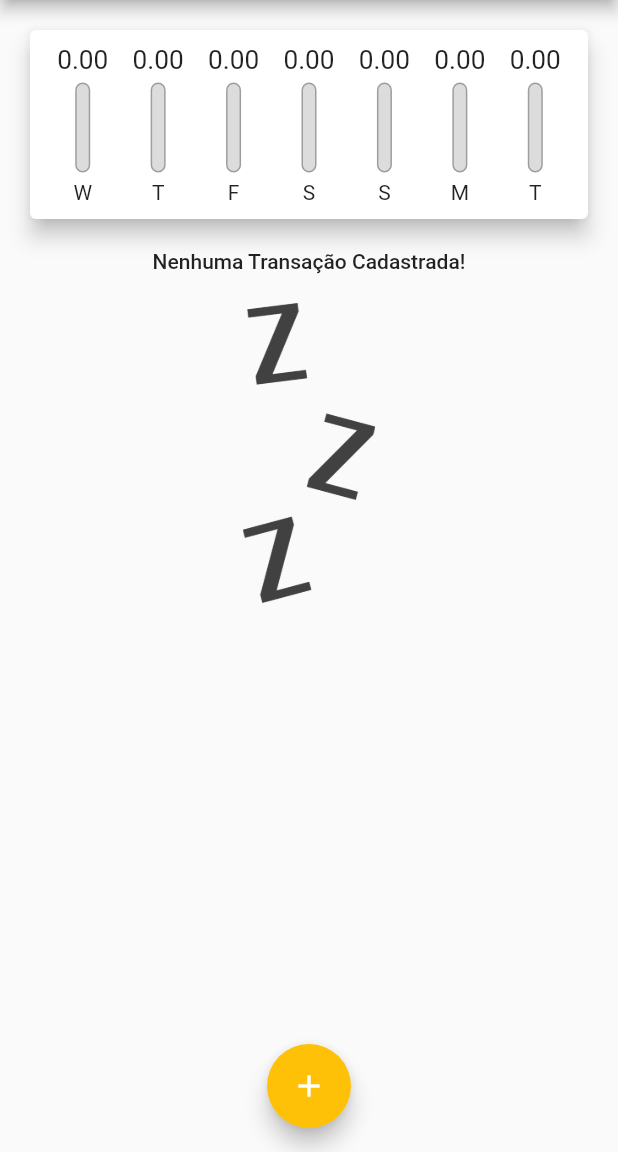
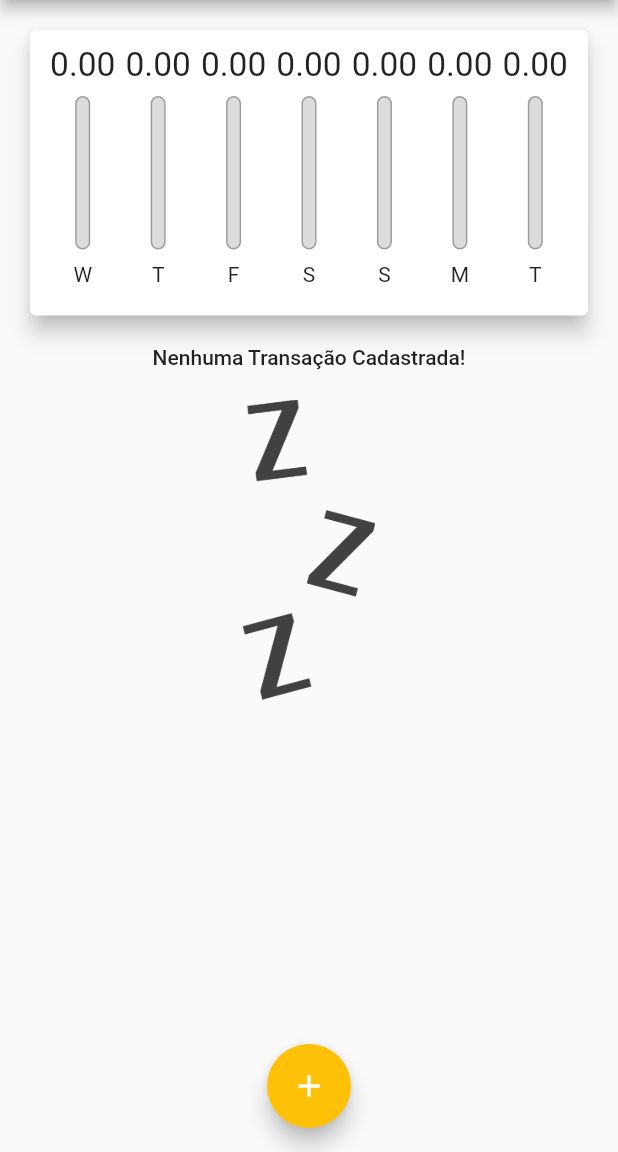
Before and after one commit to DevGabrielHN/secao4-flutter-cod3r, a Flutter app: the screen it shows after launch, on a phone screen of 412 x 824 dp, the part 84-1236 px from its top. Run offline on Flutter 3.47's test engine with Material 2 defaults, Android fonts, the phone set to English and light mode, and no system bars.

Commit message:
27/09/22

```diff
--- a/lib/components/chart_bar.dart
+++ b/lib/components/chart_bar.dart
@@ -13,16 +13,18 @@ class ChartBar extends StatelessWidget {
 
   @override
   Widget build(BuildContext context) {
+    return LayoutBuilder(
+      builder: (BuildContext context, BoxConstraints constraints) {
         return Column(
         children: [
           Container(
-          height: 20,
+            height: constraints.maxHeight * 0.15,
             child: FittedBox(
               child: Text('${value.toStringAsFixed(2)}'),),
           ),
-        SizedBox(height: 5,),
+          SizedBox(height:constraints.maxHeight * 0.05),
           Container(
-          height: 60,
+            height: constraints.maxHeight * 0.6,
             width: 10,
             child: Stack(
               alignment: Alignment.bottomCenter,
@@ -49,9 +51,14 @@ class ChartBar extends StatelessWidget {
               ],
             ),
           ),
-        SizedBox(height: 5,),
-        Text(label)
+          SizedBox(height:constraints.maxHeight * 0.05),
+          Container(
+            height: constraints.maxHeight * 0.15,
+            child: Text(label),),
         ],
+      );
+       },
+
     );
   }
 }
--- a/lib/components/transaction_list.dart
+++ b/lib/components/transaction_list.dart
@@ -10,9 +10,7 @@ class TransactionList extends StatelessWidget {
 
   @override
   Widget build(BuildContext context) {
-    return  Container(
-      height: 410,
-      child: transaction.isEmpty? Column(
+    return  transaction.isEmpty? Column(
       children: [
         Text('Nenhuma Transação Cadastrada!',
         style: Theme.of(context).textTheme.bodyLarge,
@@ -61,7 +59,6 @@ class TransactionList extends StatelessWidget {
           ),
         );
       },
-      ),
     );
   }
 }
--- a/lib/main.dart
+++ b/lib/main.dart
@@ -94,24 +94,38 @@ final List<Transaction> _transactions = [];
 
   @override
   Widget build(BuildContext context) {
-    return Scaffold(
-        appBar: AppBar(
-          title: Text('Despesas Pessoais'),
+
+    final appBar = AppBar(
+          title:
+          Text('Despesas Pessoais'),
           actions: <Widget> [
             IconButton(
               icon: Icon(Icons.add),
               onPressed: () => _openTransactionFormModal(context),
             ),
           ],
-        ),
+        );
+
+    final avaliableHeight = MediaQuery.of(context).size.height -
+     appBar.preferredSize.height - MediaQuery.of(context).padding.top;
+
+    return Scaffold(
+        appBar: appBar,
         body: SingleChildScrollView(
           child: Column (
             crossAxisAlignment: CrossAxisAlignment.stretch,
             children: <Widget> [
-              Chart(recentTransaction: _recentTransactions),
-                TransactionList(
-                transaction: _transactions,
-                onRemove: _deleteTransaction),
+              Container(
+                height: avaliableHeight * 0.3,
+                child: Chart(
+                  recentTransaction: _recentTransactions),
+                  ),
+                Container(
+                  height: avaliableHeight * 0.7,
+                  child: TransactionList(
+                  transaction: _transactions,
+                  onRemove: _deleteTransaction),
+                ),
             ],
           ),
         ),
```
Lines whose indentation alone changed are shown as unchanged.
